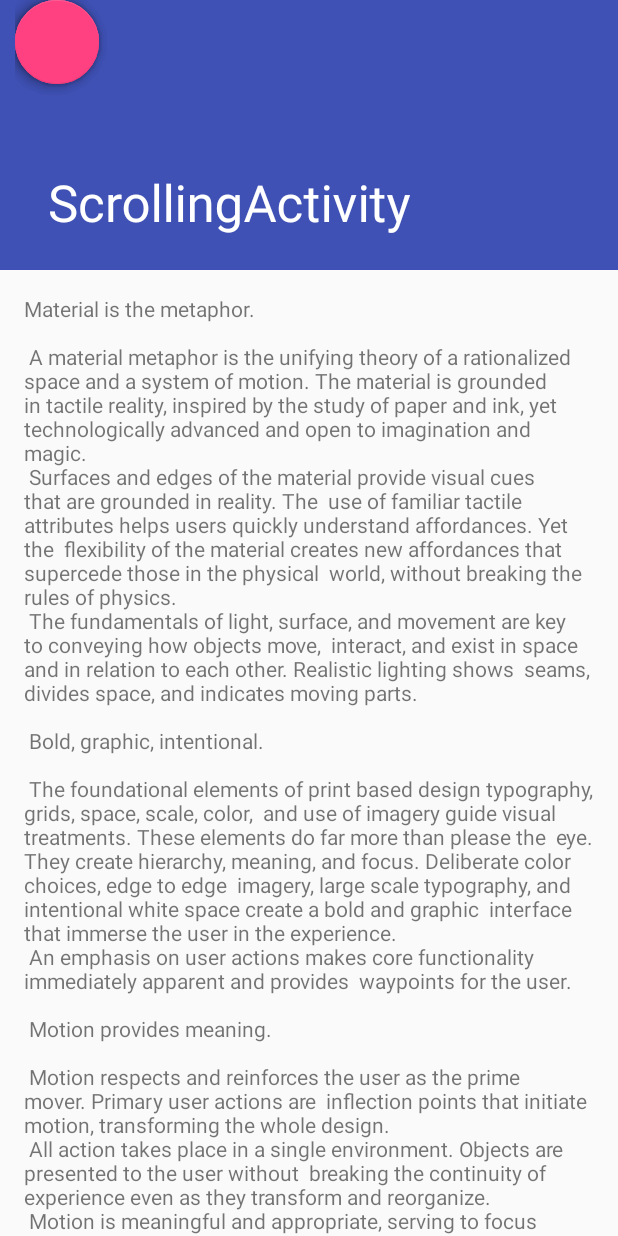
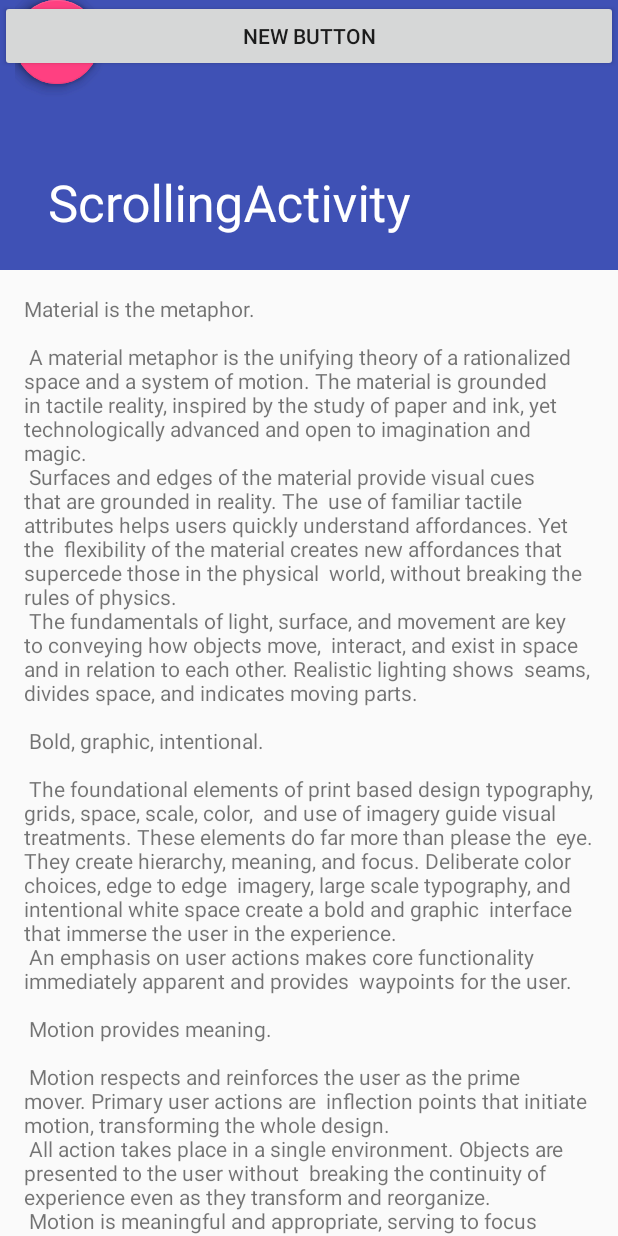
Before and after one commit to BillChabzz/Note, an Android app: the ScrollingActivity screen opened directly, with no data from a screen before it, on a phone screen of 412 x 824 dp. Run offline under Robolectric (Android 15) with nearby library versions, the phone set to English and light mode, and no system bars; libraries missing offline, so code that uses them is left out: com.github.clans.fab; plain views replace FloatingActionButton, FloatingActionMenu; 7 statements that could not run were skipped.

Commit message:
added files

```diff
--- a/app/src/main/res/layout/floating_menus_activity.xml
+++ b/app/src/main/res/layout/floating_menus_activity.xml
@@ -1,5 +1,6 @@
 <?xml version="1.0" encoding="utf-8"?>
-<FrameLayout
+
+<RelativeLayout
     xmlns:android="http://schemas.android.com/apk/res/android"
     xmlns:fab="http://schemas.android.com/apk/res-auto"
     xmlns:tools="http://schemas.android.com/tools"
@@ -7,6 +8,17 @@
     android:layout_width="match_parent"
     android:layout_height="match_parent">
 
+    <Button
+        android:layout_width="fill_parent"
+        android:layout_height="wrap_content"
+        android:text="New Button"
+        android:id="@+id/button" />
+
+
+    <FrameLayout
+        android:layout_width="match_parent"
+        android:layout_height="match_parent"
+        android:layout_gravity="center_horizontal|top">
     <com.github.clans.fab.FloatingActionMenu
         android:id="@+id/menu1"
         android:layout_width="match_parent"
@@ -46,4 +58,7 @@
             fab:fab_label="@string/lorem_ipsum" />
 
     </com.github.clans.fab.FloatingActionMenu>
-</FrameLayout>
+
+
+    </FrameLayout>
+</RelativeLayout>
```
